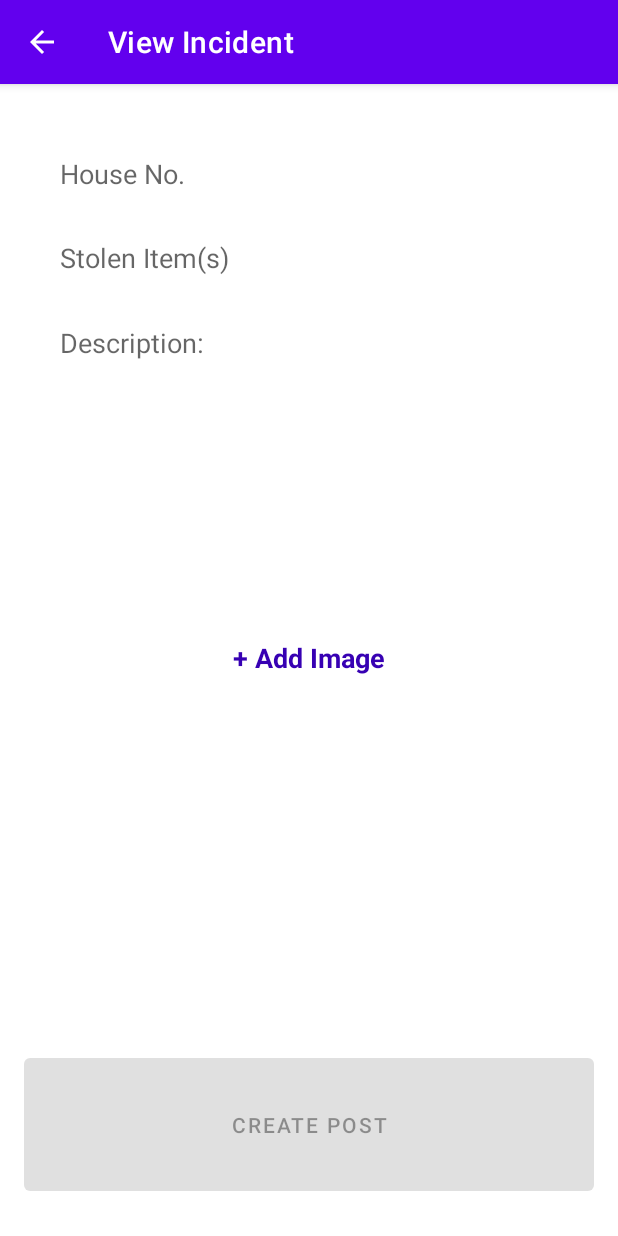
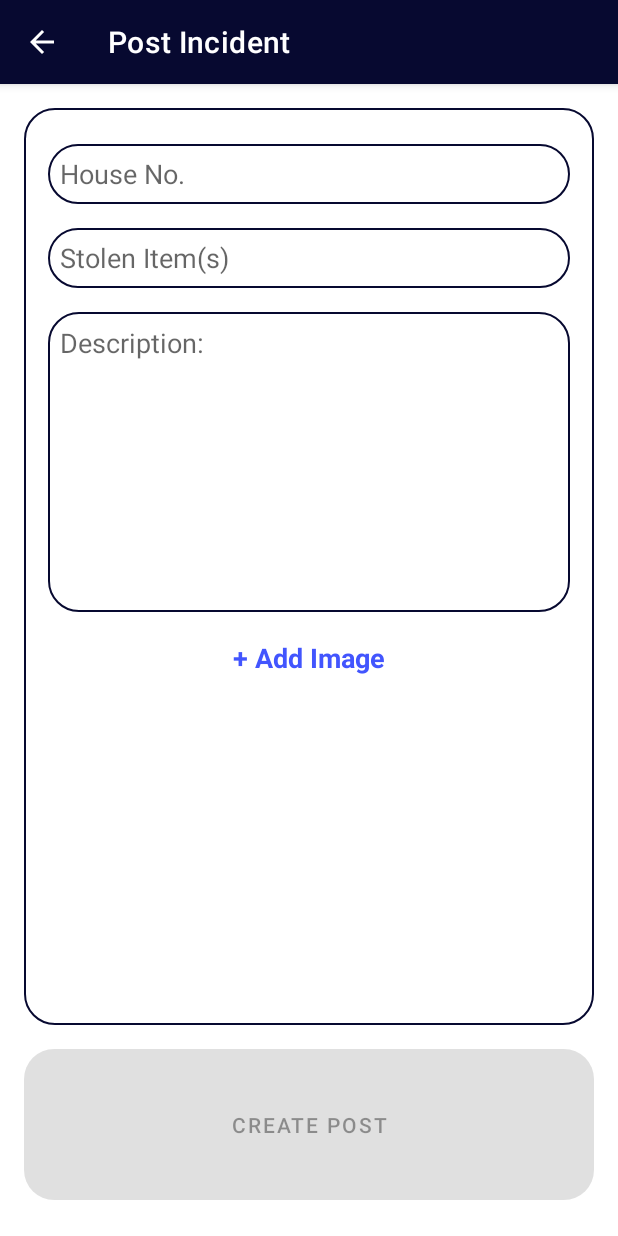
Before and after one commit to lungashandu/OGWatch, an Android app: the CreatePost screen opened directly, with no data from a screen before it, on a phone screen of 412 x 824 dp. Run offline under Robolectric (Android 15) with nearby library versions, the phone set to English and light mode, and no system bars; our stand-ins replace Firebase (no records; nobody signed in at launch, a user with empty details on screens opened directly).

Commit message:
UI Polishing:
Added a more desirable color scheme, moving away from the default theme. Make View_Incident scrollable, after adjustable the height of the image view. Finally, added a new vector for when the app is unable to download and image.

```diff
--- a/app/src/main/AndroidManifest.xml
+++ b/app/src/main/AndroidManifest.xml
@@ -15,12 +15,12 @@
         android:theme="@style/Theme.OrientGardenNeighbourhoodWatch">
         <activity
             android:name=".ViewIncident"
-            android:label="@string/post_incident"
+            android:label="@string/view_incident"
             android:parentActivityName=".MainActivity" />
 
         <activity
             android:name=".CreatePost"
-            android:label="@string/view_incident"
+            android:label="@string/post_incident"
             android:parentActivityName=".MainActivity"
             android:windowSoftInputMode="adjustPan" />
 
--- a/app/src/main/java/com/example/orientgardenneighbourhoodwatch/ViewIncident.java
+++ b/app/src/main/java/com/example/orientgardenneighbourhoodwatch/ViewIncident.java
@@ -52,7 +52,7 @@ public class ViewIncident extends AppCompatActivity {
 
             @Override
             public void onCancelled(@NotNull DatabaseError error) {
-
+                incidentImage.setImageResource(R.drawable.ic_baseline_no_photography_24);
             }
         }));
 
--- /dev/null
+++ b/app/src/main/res/drawable/rounded_button.xml
@@ -0,0 +1,8 @@
+<?xml version="1.0" encoding="utf-8"?>
+<shape xmlns:android="http://schemas.android.com/apk/res/android"
+    android:shape="rectangle">
+
+    <solid android:color="@color/secondary_colour" />
+    <corners android:radius="20dp" />
+
+</shape>
--- /dev/null
+++ b/app/src/main/res/drawable/rounded_edit_text.xml
@@ -0,0 +1,10 @@
+<?xml version="1.0" encoding="utf-8"?>
+<shape xmlns:android="http://schemas.android.com/apk/res/android"
+    android:shape="rectangle">
+
+    <stroke
+        android:width="1dp"
+        android:color="@color/base_colour" />
+    <corners android:radius="20dp" />
+
+</shape>
--- a/app/src/main/res/layout/activity_create_post.xml
+++ b/app/src/main/res/layout/activity_create_post.xml
@@ -13,6 +13,7 @@
         android:layout_weight="4"
         android:orientation="vertical"
         android:paddingBottom="24dp"
+        android:background="@drawable/rounded_edit_text"
         tools:ignore="UselessParent">
 
         <EditText
@@ -22,7 +23,7 @@
             android:layout_marginStart="16dp"
             android:layout_marginTop="24dp"
             android:layout_marginEnd="16dp"
-            android:background="@null"
+            android:background="@drawable/rounded_edit_text"
             android:hint="@string/complex_number"
             android:inputType="number"
             android:maxLength="2"
@@ -38,7 +39,7 @@
             android:layout_marginStart="16dp"
             android:layout_marginTop="16dp"
             android:layout_marginEnd="16dp"
-            android:background="@null"
+            android:background="@drawable/rounded_edit_text"
             android:hint="@string/label_stolen_items"
             android:inputType="text"
             android:paddingStart="8dp"
@@ -53,7 +54,7 @@
             android:layout_marginStart="16dp"
             android:layout_marginTop="16dp"
             android:layout_marginEnd="16dp"
-            android:background="@null"
+            android:background="@drawable/rounded_edit_text"
             android:ellipsize="end"
             android:gravity="top"
             android:hint="@string/description"
@@ -100,7 +101,7 @@
             android:layout_gravity="center"
             android:layout_marginTop="18dp"
             android:text="@string/add_image"
-            android:textColor="@color/purple_700"
+            android:textColor="@color/accent_blue"
             android:textSize="18sp"
             android:textStyle="bold" />
 
@@ -114,6 +115,7 @@
         android:layout_marginEnd="16dp"
         android:layout_marginBottom="24dp"
         android:layout_weight="1"
+        android:background="@drawable/rounded_button"
         android:maxHeight="56dp"
         android:enabled="false"
         android:text="@string/create_post" />
--- a/app/src/main/res/values/colors.xml
+++ b/app/src/main/res/values/colors.xml
@@ -5,6 +5,10 @@
     <color name="purple_700">#FF3700B3</color>
     <color name="teal_200">#FF03DAC5</color>
     <color name="teal_700">#FF018786</color>
-    <color name="black">#FF000000</color>
-    <color name="white">#FFFFFFFF</color>
+    <color name="black">#131111</color>
+    <color name="white">#F5F5F5</color>
+    <color name="base_colour">#070930</color>
+    <color name="accent_blue">#4255FE</color>
+    <color name="secondary_colour">#43D8AB</color>
+    <color name="waring_colour_orange">#EC535A</color>
 </resources>
--- a/app/src/main/res/values/themes.xml
+++ b/app/src/main/res/values/themes.xml
@@ -2,12 +2,12 @@
     <!-- Base application theme. -->
     <style name="Theme.OrientGardenNeighbourhoodWatch" parent="Theme.MaterialComponents.DayNight.DarkActionBar">
         <!-- Primary brand color. -->
-        <item name="colorPrimary">@color/purple_500</item>
-        <item name="colorPrimaryVariant">@color/purple_700</item>
+        <item name="colorPrimary">@color/base_colour</item>
+        <item name="colorPrimaryVariant">@color/base_colour</item>
         <item name="colorOnPrimary">@color/white</item>
         <!-- Secondary brand color. -->
-        <item name="colorSecondary">@color/teal_200</item>
-        <item name="colorSecondaryVariant">@color/teal_700</item>
+        <item name="colorSecondary">@color/secondary_colour</item>
+        <item name="colorSecondaryVariant">@color/accent_blue</item>
         <item name="colorOnSecondary">@color/black</item>
         <!-- Status bar color. -->
         <item name="android:statusBarColor" tools:targetApi="l">?attr/colorPrimaryVariant</item>
```
Also changed, not shown: app/src/main/res/drawable/ic_baseline_no_photography_24.xml (added, +10 -0 lines), app/src/main/res/layout/activity_view_incident.xml (+14 -4 lines).
